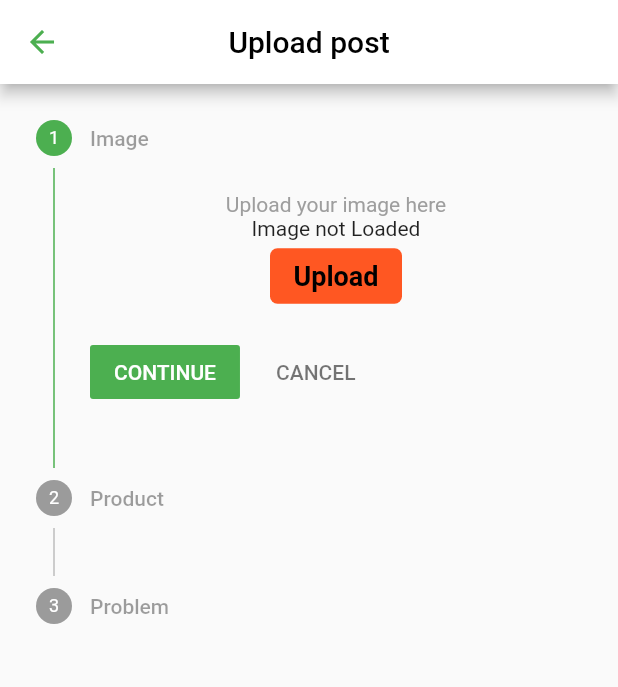
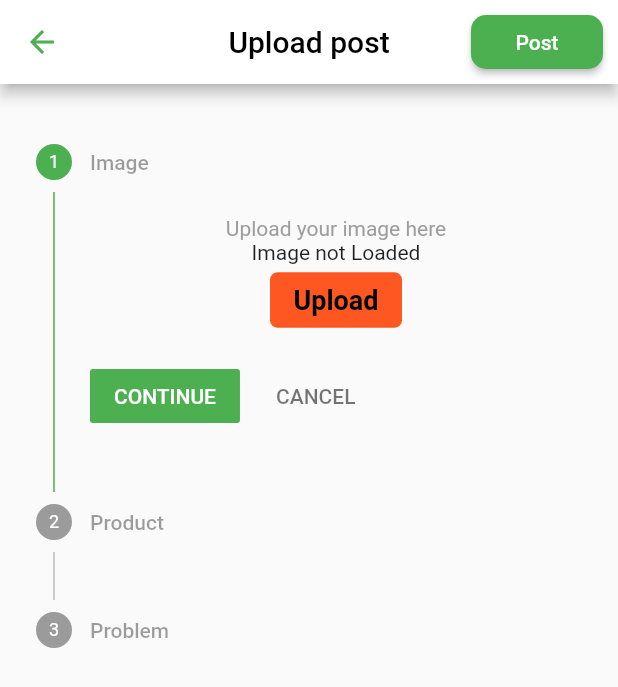
Before and after one commit to Rajbhavani007/KrushiMitra, a Flutter app: the HomePage screen opened directly, after a tap on the "add" icon, on a phone screen of 412 x 824 dp. Shown: the top 687 px of the screen. Run offline on Flutter 3.47's test engine with Material 2 defaults, Android fonts, the phone set to English and light mode, and no system bars; our stand-ins replace animated_text_kit, convex_bottom_bar, firebase_auth, firebase_core, firebase_database, firebase_storage and 4 more; accounts and stored records are empty; network calls fail.

Commit message:
upload image and problem in firebase

```diff
--- a/krushi/lib/UploadImage.dart
+++ b/krushi/lib/UploadImage.dart
@@ -1,11 +1,17 @@
 import 'dart:io';
-import 'dart:convert';
+
 import 'dart:async';
+import 'package:firebase_database/firebase_database.dart';
+import 'package:firebase_storage/firebase_storage.dart';
 import "package:flutter/material.dart";
+import 'package:fluttertoast/fluttertoast.dart';
 import "package:image_picker/image_picker.dart";
 import 'package:flutter/cupertino.dart';
-import 'package:flutter/material.dart';
+
 import 'package:flutter/widgets.dart';
+import 'package:intl/intl.dart';
+
+import 'package:krushi/main.dart';
 
 class UploadImage extends StatefulWidget {
   @override
@@ -13,9 +19,21 @@ class UploadImage extends StatefulWidget {
 }
 
 class _UploadImageState extends State<UploadImage> {
+  bool isuploading = false;
   String title = 'Upload post';
+
+  var fnamecon = TextEditingController();
+  var probcon = TextEditingController();
   StepperType _stepperType = StepperType.vertical;
   int _currentStep = 0;
+  bool require = false;
+  void handleSubmit() {
+    setState(() {
+      isuploading = true;
+      uploadStatusImage();
+    });
+  }
+
   @override
   Widget build(BuildContext context) {
     return Scaffold(
@@ -24,36 +42,80 @@ class _UploadImageState extends State<UploadImage> {
           title,
           style: TextStyle(color: Colors.black),
         ),
+        actions: [
+          Padding(
+            padding: EdgeInsets.only(right: 10.0, top: 10, bottom: 10),
+            child: RaisedButton(
+              textColor: Colors.white,
+              color: Colors.green,
+              child: Text("Post"),
+              onPressed: isuploading ? null : () => handleSubmit(),
+              shape: new RoundedRectangleBorder(
+                borderRadius: new BorderRadius.circular(10.0),
+              ),
+            ),
+          )
+        ],
         centerTitle: true,
         backgroundColor: Colors.white,
         iconTheme: IconThemeData(color: Colors.green),
       ),
-        body: Theme(
+      body: SingleChildScrollView(
+        child: Theme(
           data: ThemeData(
               accentColor: Colors.green,
               primarySwatch: Colors.green,
-                  colorScheme: ColorScheme.light(
-                    primary: Colors.green
-                  )
-                ),
+              colorScheme: ColorScheme.light(primary: Colors.green)),
+          child: Column(
+            children: [
+              isuploading ? LinearProgressIndicator() : Text(" "),
+              Stepper(
+                steps: _stepper(),
 
-          child: Stepper(
-            steps: _stepper(),
                 physics: ClampingScrollPhysics(),
                 currentStep: this._currentStep,
 
                 type: _stepperType,
+                //  type: switchStepsType,
                 onStepTapped: (step) {
                   setState(() {
                     this._currentStep = step;
                   });
                 },
+
                 onStepContinue: () {
                   setState(() {
                     if (this._currentStep < this._stepper().length - 1) {
+                      if (fnamecon.text.isNotEmpty || _currentStep == 0) {
                         this._currentStep = this._currentStep + 1;
+                        setState(() {
+                          require = false;
+                        });
                       } else {
-                  print("complete");
+                        setState(() {
+                          require = true;
+                        });
+                      }
+                    } else {
+                      if (probcon.text.isNotEmpty) {
+                        Fluttertoast.showToast(
+                            msg: " Ready to Post",
+                            toastLength: Toast.LENGTH_SHORT,
+                            gravity: ToastGravity.BOTTOM,
+                            timeInSecForIosWeb: 1,
+                            backgroundColor: Colors.green,
+                            textColor: Colors.white,
+                            fontSize: 16.0);
+                        setState(() {
+                          require = false;
+                        });
+                      } else {
+                        setState(() {
+                          require = true;
+                        });
+                      }
+                      // print("complete");
+
                     }
                   });
                 },
@@ -67,10 +129,18 @@ class _UploadImageState extends State<UploadImage> {
                   });
                 },
               ),
-        ));
+            ],
+          ),
+        ),
+      ),
+    );
   }
 
   File _image;
+  String _myValue;
+  String myvalue;
+  String url;
+  String _myProblem;
 
   Future getImage() async {
     final image = await ImagePicker.pickImage(source: ImageSource.gallery);
@@ -78,6 +148,51 @@ class _UploadImageState extends State<UploadImage> {
     setState(() {
       _image = image;
     });
+  }
+
+  void uploadStatusImage() async {
+    final Reference postImageRef =
+        FirebaseStorage.instance.ref().child("Post Image");
+
+    var timekey = new DateTime.now();
+
+    final UploadTask uploadTask =
+        postImageRef.child(timekey.toString() + ".jpg").putFile(_image);
+
+
+    var Imageurl = await (await uploadTask).ref.getDownloadURL();
+
+    // // print("product name = " + myvalue);
+    url = Imageurl.toString();
+    print("Image url = " + url);
+
+    saveToDatabase(url);
+    goToforumpage();
+  }
+
+  void saveToDatabase(url) {
+    var dbTimekey = new DateTime.now();
+    var formatdate = new DateFormat('MMM d , yyyy');
+    var formatTime = new DateFormat('EEE, hh:mm aaa ');
+
+    String date = formatdate.format(dbTimekey);
+    String time = formatTime.format(dbTimekey);
+
+    DatabaseReference ref = FirebaseDatabase.instance.reference();
+
+    var data = {
+      "Description ": fnamecon.text,
+      "image": url,
+      "date": date,
+      "time": time,
+      "Problem ": probcon.text,
+    };
+
+    ref.child("posts").push().set(data);
+  }
+
+  void goToforumpage() {
+    Navigator.push(context, MaterialPageRoute(builder: (context) => MyApp()));
   }
 
   List<Step> _stepper() {
@@ -88,7 +203,13 @@ class _UploadImageState extends State<UploadImage> {
             children: <Widget>[
               Text('Upload your image here',
                   style: TextStyle(color: Colors.grey)),
-              _image == null ? Text("Image not Loaded") : Image.file(_image),
+              _image == null
+                  ? Text("Image not Loaded")
+                  : Image.file(
+                      _image,
+                      height: 250,
+                      width: 350,
+                    ),
               FlatButton(
                 onPressed: () {
                   getImage();
@@ -112,8 +233,33 @@ class _UploadImageState extends State<UploadImage> {
           content: Column(
             children: <Widget>[
               TextFormField(
-                decoration: InputDecoration(labelText: 'First name'),
+                controller: fnamecon,
+                decoration: InputDecoration(
+                    labelText: 'First name',
+                    errorText: require ? "Value cannot be empty" : null),
               ),
+
+              // TextFormField(
+              //   keyboardType: TextInputType.text,
+              //   autocorrect: false,
+              //   onSaved: (String value) {
+              //     _myValue = value;
+              //   },
+              //   maxLines: 1,
+              //   //initialValue: 'Aseem Wangoo',
+              //   validator: (value) {
+              //     if (value.isEmpty || value.length < 1) {
+              //       return 'Please enter name';
+              //     }
+              //   },
+              //   decoration:  InputDecoration(
+              //       labelText: 'Enter your name',
+              //       hintText: 'Enter a name',
+              //       //filled: true,
+              //       icon: const Icon(Icons.person),
+              //       labelStyle:
+              //        TextStyle(decorationStyle: TextDecorationStyle.solid)),
+              // ),
             ],
           ),
           isActive: _currentStep >= 1,
@@ -123,48 +269,16 @@ class _UploadImageState extends State<UploadImage> {
           content: Column(
             children: <Widget>[
               TextFormField(
-                decoration: InputDecoration(labelText: 'First name'),
+                decoration: InputDecoration(
+                    labelText: "Write a problem",
+                    errorText: require ? "Value can't be empty" : null),
+                controller: probcon,
               ),
             ],
           ),
           isActive: _currentStep >= 2,
           state: StepState.disabled),
     ];
-
     return _steps;
   }
 }
-
-Widget showImage() {
-  Future<File> file;
-  String status = '';
-  String base64Image;
-  File tmpFile;
-  String errMessage = 'Error Uploading Image';
-  return FutureBuilder<File>(
-    future: file,
-    builder: (BuildContext context, AsyncSnapshot<File> snapshot) {
-      if (snapshot.connectionState == ConnectionState.done &&
-          null != snapshot.data) {
-        tmpFile = snapshot.data;
-        base64Image = base64Encode(snapshot.data.readAsBytesSync());
-        return Flexible(
-          child: Image.file(
-            snapshot.data,
-            fit: BoxFit.fill,
-          ),
-        );
-      } else if (null != snapshot.error) {
-        return const Text(
-          'Error Picking Image',
-          textAlign: TextAlign.center,
-        );
-      } else {
-        return const Text(
-          'No Image Selected',
-          textAlign: TextAlign.center,
-        );
-      }
-    },
-  );
-}
--- a/krushi/lib/main.dart
+++ b/krushi/lib/main.dart
@@ -17,7 +17,6 @@ void main() async {
   await Firebase.initializeApp();
   runApp(MyApp());
 }
-
 class MyApp extends StatelessWidget {
   @override
   Widget build(BuildContext context) {
--- a/krushi/lib/main_drawer.dart
+++ b/krushi/lib/main_drawer.dart
@@ -54,21 +54,19 @@ class MainDrawer extends StatelessWidget {
                             fit: BoxFit.fill),
                       )),
                   Text(
-                    // "${user.displayName}",
-                    "Raj",
+                    _auth.currentUser.displayName,
                     style: TextStyle(
                       fontWeight: FontWeight.bold,
                       fontSize: 20,
-                      color: Colors.white,
+                      color: Colors.black,
                     ),
                   ),
                   Text(
-                    // "${user.email}",
-                    "@gmail.com",
+                    _auth.currentUser.email,
                     style: TextStyle(
                       fontWeight: FontWeight.bold,
                       fontSize: 15,
-                      color: Colors.white,
+                      color: Colors.black,
                     ),
                   )
                 ],
--- a/krushi/pubspec.yaml
+++ b/krushi/pubspec.yaml
@@ -38,6 +38,9 @@ dependencies:
   cloud_firestore: ^0.16.0
   flutter_signin_button: ^1.1.0
   fluttertoast: ^7.1.6
+  firebase_database:
+  firebase_storage:
+
 
 dev_dependencies:
   flutter_test:
```
Also changed, not shown: krushi/pubspec.lock. Lines whose indentation alone changed are shown as unchanged.
